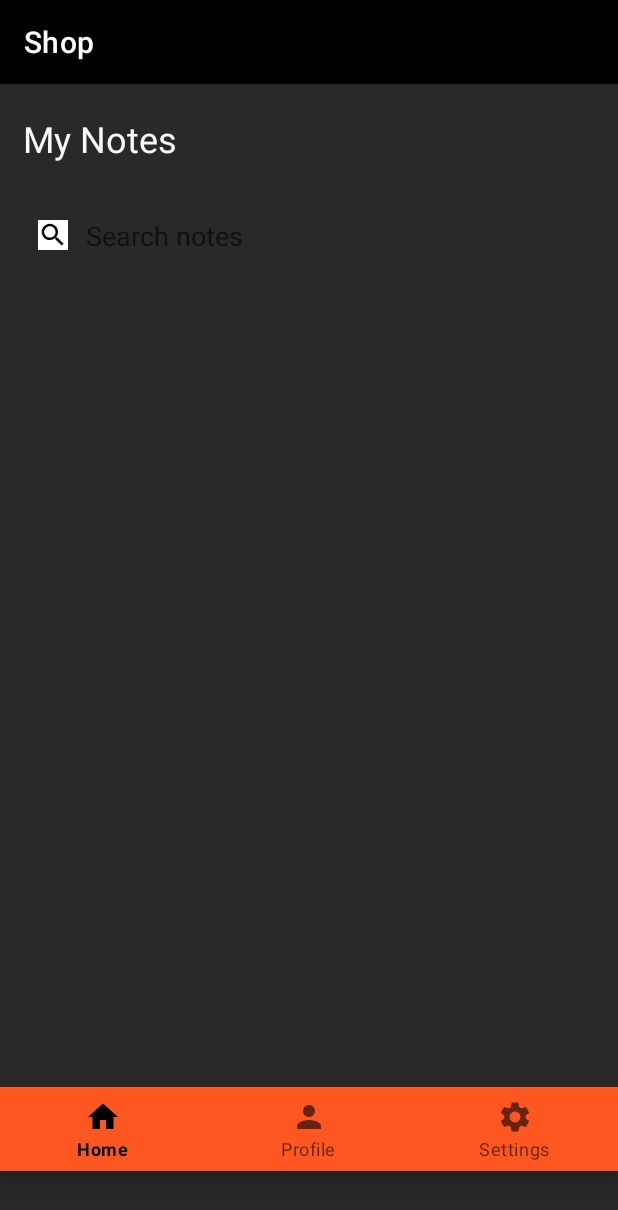
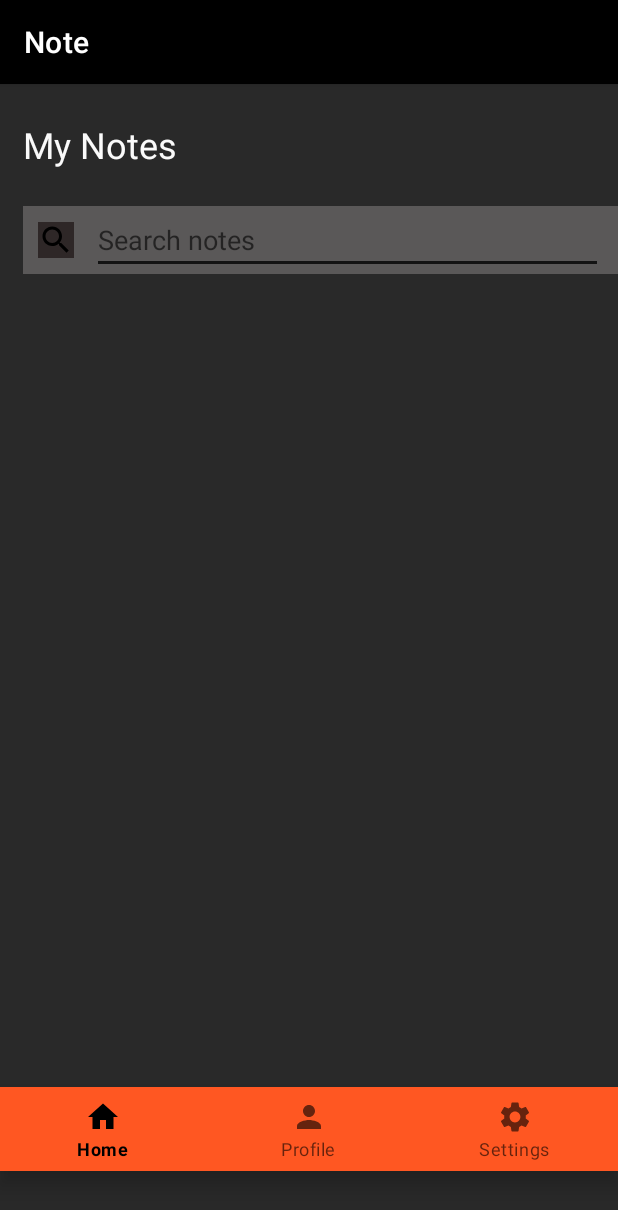
Before and after one commit to Asik2003/asik1, an Android app: the screen it shows after launch (MainActivity), on a phone screen of 412 x 824 dp. Shown: the top 1210 px of the screen. Run offline under Robolectric (Android 15) with nearby library versions, the light colour scheme and no system bars.

Commit message:
project 3.9

```diff
--- a/app/src/main/AndroidManifest.xml
+++ b/app/src/main/AndroidManifest.xml
@@ -7,7 +7,7 @@
         android:dataExtractionRules="@xml/data_extraction_rules"
         android:fullBackupContent="@xml/backup_rules"
         android:icon="@mipmap/ic_launcher"
-        android:label="@string/app_name"
+        android:label="Note"
         android:roundIcon="@mipmap/ic_launcher_round"
         android:supportsRtl="true"
         android:theme="@style/Theme.Shop"
--- /dev/null
+++ b/app/src/main/res/drawable/ic_baseline_keyboard_arrow_left_24.xml
@@ -0,0 +1,5 @@
+<vector android:autoMirrored="true" android:height="24dp"
+    android:tint="#000000" android:viewportHeight="24"
+    android:viewportWidth="24" android:width="24dp" xmlns:android="http://schemas.android.com/apk/res/android">
+    <path android:fillColor="@android:color/white" android:pathData="M15.41,16.59L10.83,12l4.58,-4.59L14,6l-6,6 6,6 1.41,-1.41z"/>
+</vector>
--- a/app/src/main/res/layout/activity_main.xml
+++ b/app/src/main/res/layout/activity_main.xml
@@ -6,6 +6,13 @@
     android:layout_height="match_parent"
     android:background="@color/colorPrimary"
     tools:context=".MainActivity">
+
+    <LinearLayout
+        android:layout_width="match_parent"
+        android:layout_height="match_parent"
+        android:orientation="vertical"
+        app:layout_constraintStart_toStartOf="parent"
+        tools:layout_editor_absoluteY="212dp"></LinearLayout>
 
     <FrameLayout
         android:id="@+id/frameLayout2"
@@ -45,6 +52,7 @@
         android:layout_marginStart="15dp"
         android:layout_marginTop="16dp"
         android:layout_marginBottom="568dp"
+        android:background="#5A5858"
         android:gravity="center_vertical"
         android:orientation="horizontal"
         android:paddingStart="10dp"
@@ -56,22 +64,22 @@
         app:layout_constraintTop_toBottomOf="@+id/textMyNotes">
 
         <ImageView
-            android:layout_width="20dp"
-            android:layout_height="20dp"
+            android:layout_width="wrap_content"
+            android:layout_height="wrap_content"
+            android:background="#2E2727"
             android:contentDescription="@string/app_name"
-            android:src="@drawable/ic_baseline_search_24"
-            android:background="@color/colorWhite"/>
+            android:src="@drawable/ic_baseline_search_24" />
 
         <EditText
             android:layout_width="match_parent"
-            android:layout_height="35dp"
+            android:layout_height="wrap_content"
             android:layout_marginStart="12dp"
-            android:background="@null"
+            android:backgroundTint="#131313"
             android:hint="Search notes"
             android:imeOptions="actionDone"
             android:inputType="text"
             android:textColor="@color/colorWhite"
-            />
+            tools:ignore="TouchTargetSizeCheck" />
 
 
     </LinearLayout>
@@ -81,9 +89,9 @@
         android:layout_width="390dp"
         android:layout_height="31dp"
         android:layout_marginStart="15dp"
-        android:layout_marginTop="37dp"
+        android:layout_marginTop="50dp"
         android:layout_marginEnd="15dp"
-        android:layout_marginBottom="16dp"
+        android:layout_marginBottom="10dp"
         android:background="#FF5722"
         android:backgroundTint="@color/colorPrimary"
         android:text="My Notes"
```
Also changed, not shown: app/src/main/res/layout/backround.xml (added, +24 -0 lines).
